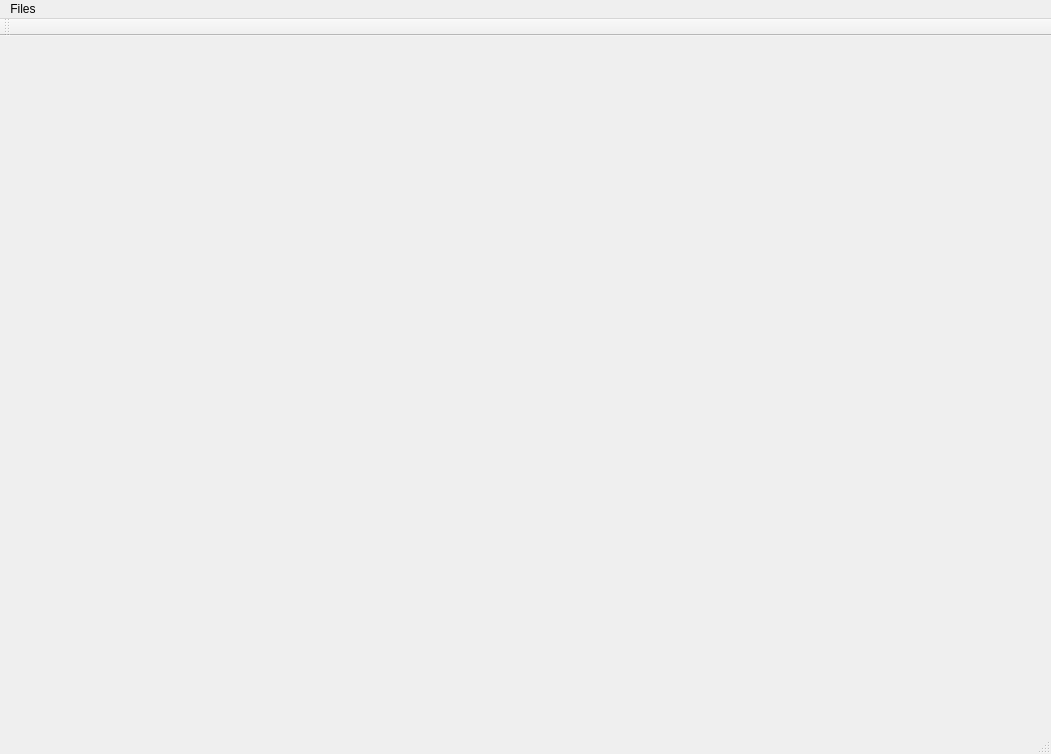
KevinStigma/Tsukuyomi, file Tsukuyomi/Tsukuyomi/Tsukuyomi.ui: the form before one commit.
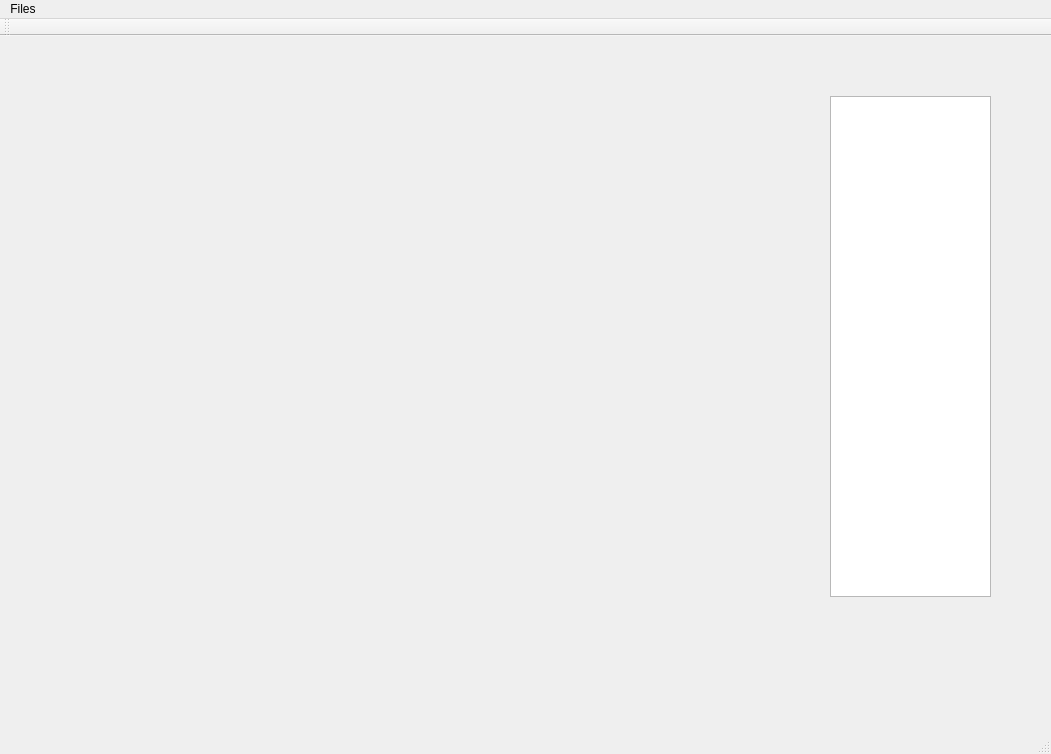
The form after the commit. Icons and pictures are not drawn. Custom widgets are drawn as their Qt base class.

Patch:
```diff
--- a/Tsukuyomi/Tsukuyomi/Tsukuyomi.ui
+++ b/Tsukuyomi/Tsukuyomi/Tsukuyomi.ui
@@ -28,6 +28,16 @@
      </rect>
     </property>
    </widget>
+   <widget class="QListView" name="objectsListView">
+    <property name="geometry">
+     <rect>
+      <x>830</x>
+      <y>60</y>
+      <width>161</width>
+      <height>501</height>
+     </rect>
+    </property>
+   </widget>
   </widget>
   <widget class="QMenuBar" name="menuBar">
    <property name="geometry">
```
